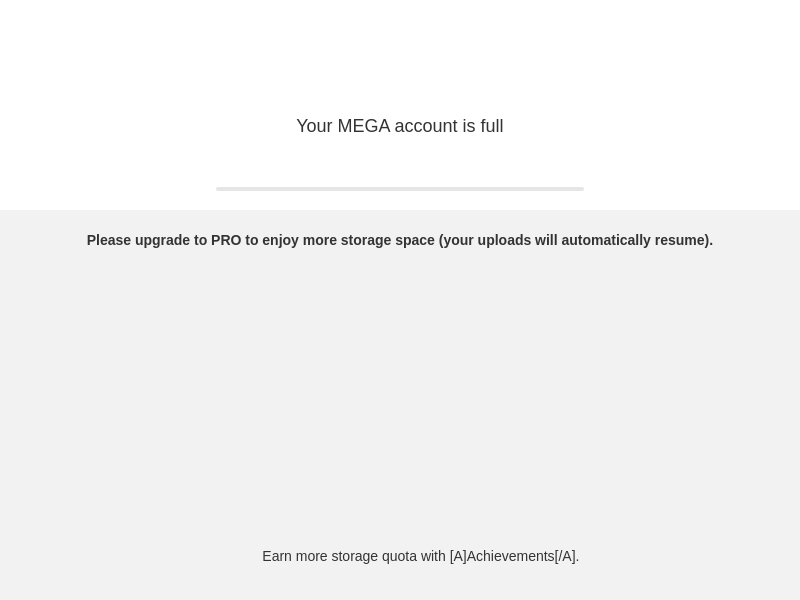
Qt form src/MEGASync/gui/macx/UpgradeOverStorage.ui (meganz/MEGAsync) before a commit.
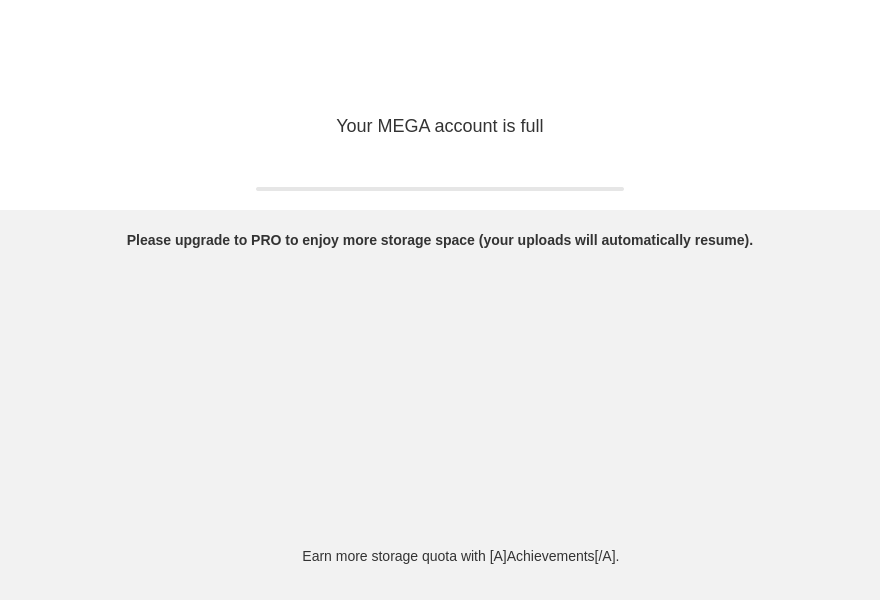
The same form after that commit. Icons and pictures are not drawn.

Commit message: Make dialog wider to hold Business plan

The edit to the form file:
```diff
--- a/src/MEGASync/gui/macx/UpgradeOverStorage.ui
+++ b/src/MEGASync/gui/macx/UpgradeOverStorage.ui
@@ -6,20 +6,20 @@
    <rect>
     <x>0</x>
     <y>0</y>
-    <width>800</width>
+    <width>880</width>
     <height>600</height>
    </rect>
   </property>
   <property name="minimumSize">
    <size>
-    <width>800</width>
+    <width>880</width>
     <height>600</height>
    </size>
   </property>
   <property name="maximumSize">
    <size>
-    <width>800</width>
-    <height>600</height>
+    <width>880</width>
+    <height>880</height>
    </size>
   </property>
   <property name="windowTitle">
@@ -542,13 +542,13 @@
     <widget class="QWidget" name="wPlans" native="true">
      <property name="minimumSize">
       <size>
-       <width>800</width>
+       <width>880</width>
        <height>280</height>
       </size>
      </property>
      <property name="maximumSize">
       <size>
-       <width>800</width>
+       <width>880</width>
        <height>280</height>
       </size>
      </property>
```
The commit also changes 2 other files.
